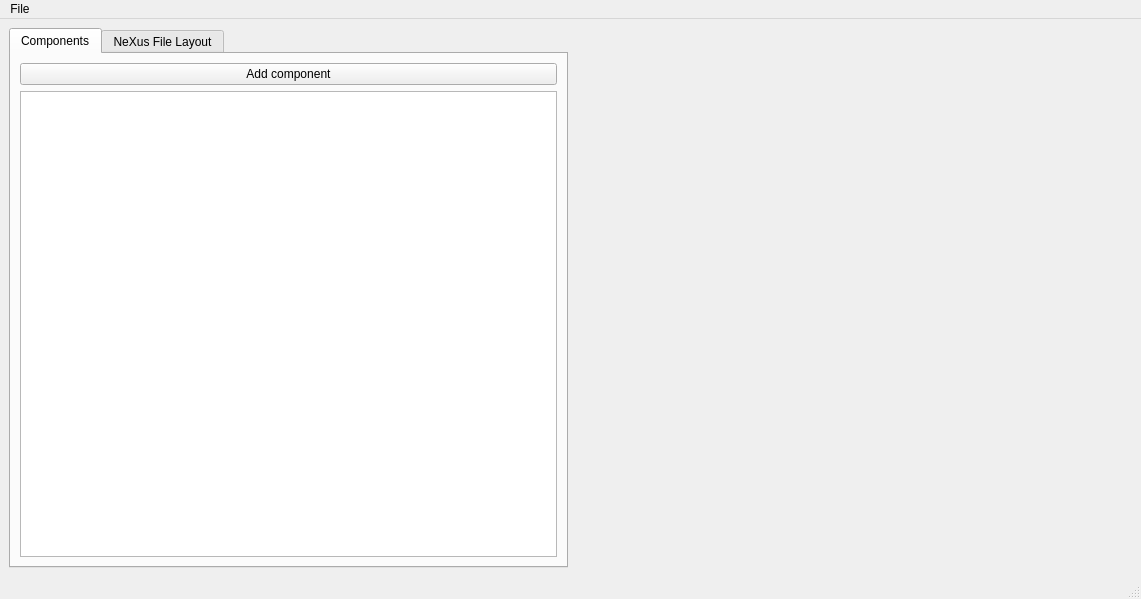
The window that ui/mainwindow.ui (ess-dmsc/nexus-constructor) describes before a commit, drawn with Qt 5.
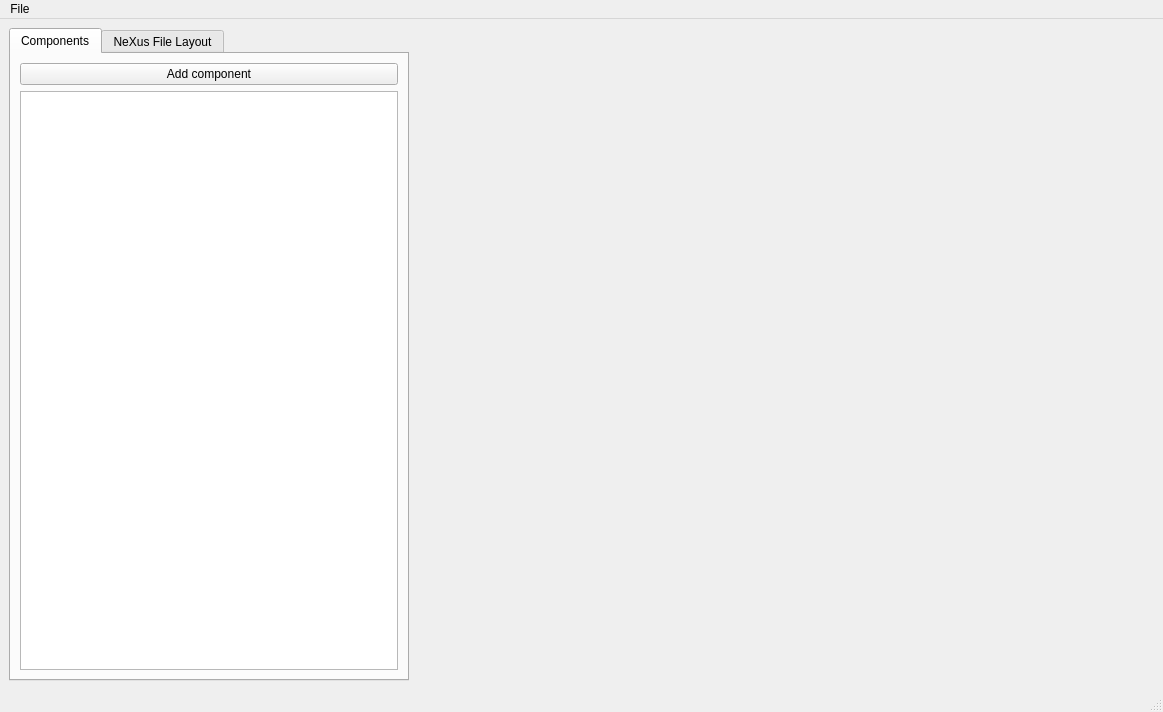
The same window after the commit. The open tabs and pages were chosen to show the change.

Commit message: removing unused json actions

```diff
--- a/ui/mainwindow.ui
+++ b/ui/mainwindow.ui
@@ -6,8 +6,8 @@
    <rect>
     <x>0</x>
     <y>0</y>
-    <width>1141</width>
-    <height>599</height>
+    <width>1163</width>
+    <height>712</height>
    </rect>
   </property>
   <property name="windowTitle">
@@ -16,12 +16,18 @@
   <widget class="QWidget" name="centralwidget">
    <layout class="QGridLayout" name="gridLayout">
     <item row="1" column="0">
-     <layout class="QHBoxLayout" name="horizontalLayout">
+     <layout class="QGridLayout" name="gridLayout_3">
       <property name="sizeConstraint">
        <enum>QLayout::SetDefaultConstraint</enum>
       </property>
-      <item>
+      <item row="0" column="0" alignment="Qt::AlignLeft">
        <widget class="QTabWidget" name="tabWidget">
+        <property name="minimumSize">
+         <size>
+          <width>400</width>
+          <height>0</height>
+         </size>
+        </property>
         <property name="currentIndex">
          <number>1</number>
         </property>
@@ -58,7 +64,7 @@
         </widget>
        </widget>
       </item>
-      <item>
+      <item row="0" column="1">
        <widget class="QWidget" name="centralWidget" native="true">
         <property name="sizePolicy">
          <sizepolicy hsizetype="Expanding" vsizetype="Expanding">
@@ -83,7 +89,7 @@
     <rect>
      <x>0</x>
      <y>0</y>
-     <width>1141</width>
+     <width>1163</width>
      <height>19</height>
     </rect>
    </property>
```
Left out of the diff: 12 changed lines with no effect on the pictures. The commit also changes 1 other file.
